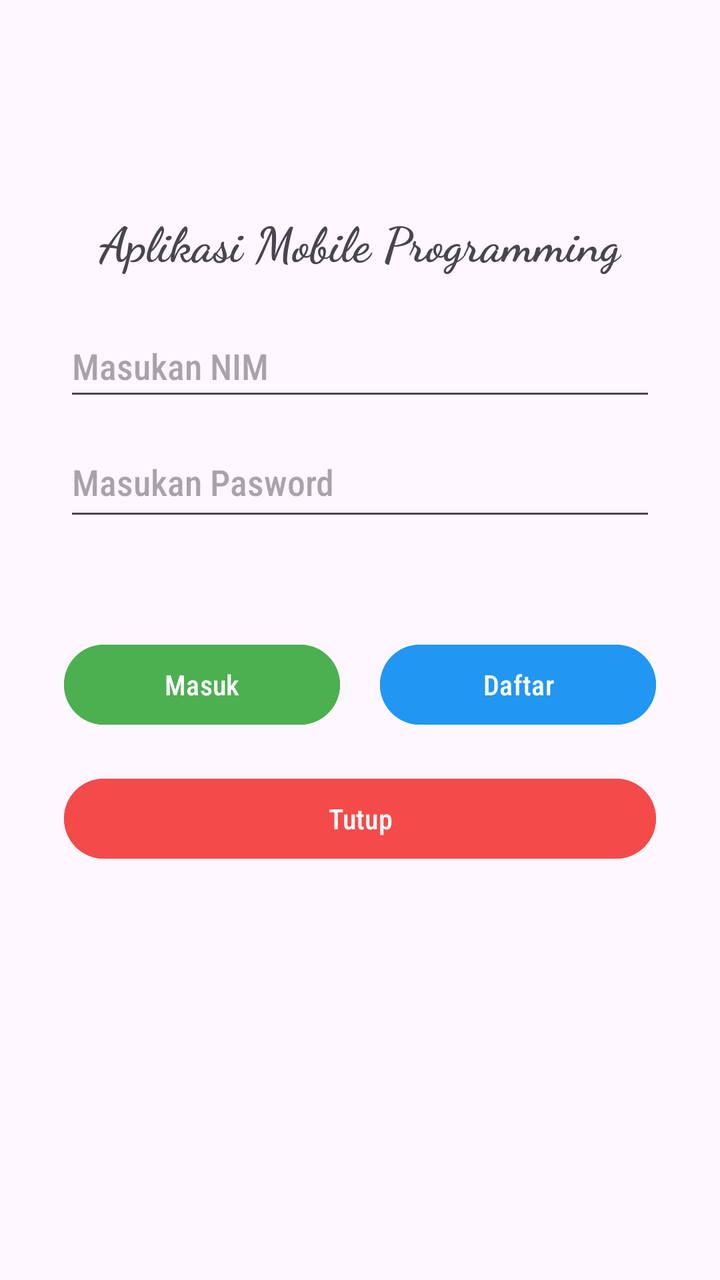
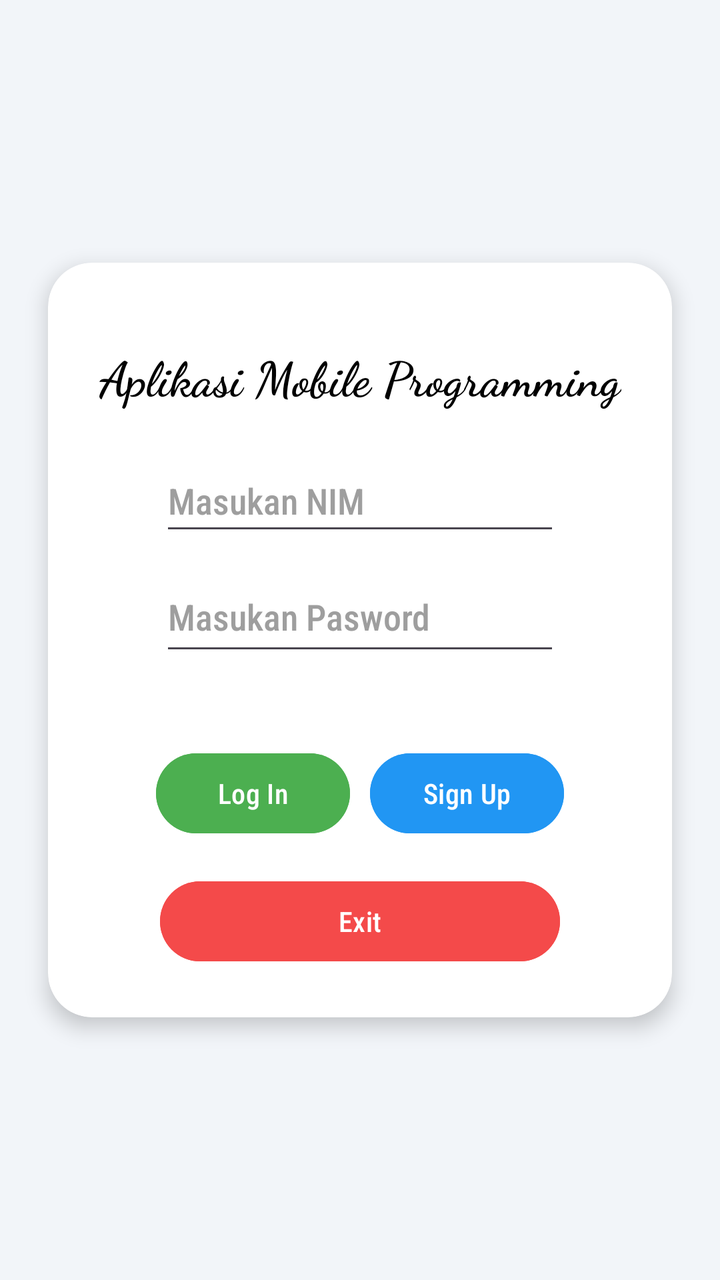

An Android layout rendered at two revisions. The XML below is the earlier revision; the diff shows what the commit changed to produce the second picture.
<!-- AndroidManifest.xml: application theme Theme.PraktikumMP_G111240035_AgungSlametRiyadi -->
<!-- res/layout/activity_main.xml -->
<?xml version="1.0" encoding="utf-8"?>
<androidx.constraintlayout.widget.ConstraintLayout xmlns:android="http://schemas.android.com/apk/res/android"
    xmlns:app="http://schemas.android.com/apk/res-auto"
    xmlns:tools="http://schemas.android.com/tools"
    android:id="@+id/main"
    android:layout_width="match_parent"
    android:layout_height="match_parent"
    tools:context=".MainActivity">

    <TextView
        android:id="@+id/textjudul1"
        android:layout_width="wrap_content"
        android:layout_height="wrap_content"
        android:layout_marginStart="32dp"
        android:layout_marginTop="104dp"
        android:layout_marginEnd="32dp"
        android:fontFamily="cursive"
        android:text="Aplikasi Mobile Programming"
        android:textAlignment="center"
        android:textSize="24sp"
        android:textStyle="bold"
        app:layout_constraintEnd_toEndOf="parent"
        app:layout_constraintStart_toStartOf="parent"
        app:layout_constraintTop_toTopOf="parent" />

    <EditText
        android:id="@+id/inputNIM"
        android:layout_width="0dp"
        android:layout_height="48dp"
        android:layout_marginStart="32dp"
        android:layout_marginTop="20dp"
        android:layout_marginEnd="32dp"
        android:ems="10"
        android:fontFamily="sans-serif-condensed-medium"
        android:hint="Masukan NIM"
        android:inputType="text"
        app:layout_constraintEnd_toEndOf="parent"
        app:layout_constraintStart_toStartOf="parent"
        app:layout_constraintTop_toBottomOf="@+id/textjudul1" />

    <EditText
        android:id="@+id/inputPassword"
        android:layout_width="0dp"
        android:layout_height="52dp"
        android:layout_marginStart="32dp"
        android:layout_marginTop="8dp"
        android:layout_marginEnd="32dp"
        android:ems="10"
        android:fontFamily="sans-serif-condensed-medium"
        android:hint="Masukan Pasword"
        android:inputType="textPassword"
        app:layout_constraintEnd_toEndOf="parent"
        app:layout_constraintStart_toStartOf="parent"
        app:layout_constraintTop_toBottomOf="@+id/inputNIM"
        tools:ignore="SpeakableTextPresentCheck" />

    <Button
        android:id="@+id/btnMasuk"
        android:layout_width="0dp"
        android:layout_height="wrap_content"
        android:layout_marginStart="32dp"
        android:layout_marginTop="53dp"
        android:layout_marginEnd="10dp"
        android:backgroundTint="#4CAF50"
        android:fontFamily="sans-serif-condensed-medium"
        android:text="Masuk"
        app:iconTint="#4CAF50"
        app:layout_constraintEnd_toStartOf="@+id/btnDaftar"
        app:layout_constraintStart_toStartOf="parent"
        app:layout_constraintTop_toBottomOf="@+id/inputPassword" />

    <Button
        android:id="@+id/btnDaftar"
        android:layout_width="0dp"
        android:layout_height="wrap_content"
        android:layout_marginStart="10dp"
        android:layout_marginTop="53dp"
        android:layout_marginEnd="32dp"
        android:backgroundTint="#2196F3"
        android:fontFamily="sans-serif-condensed-medium"
        android:text="Daftar"
        app:layout_constraintEnd_toEndOf="parent"
        app:layout_constraintStart_toEndOf="@+id/btnMasuk"
        app:layout_constraintTop_toBottomOf="@+id/inputPassword" />

    <Button
        android:id="@+id/btnTutup"
        android:layout_width="0dp"
        android:layout_height="wrap_content"
        android:layout_marginStart="32dp"
        android:layout_marginTop="19dp"
        android:layout_marginEnd="32dp"
        android:backgroundTint="#F44A4A"
        android:fontFamily="sans-serif-condensed-medium"
        android:text="Tutup"
        app:layout_constraintEnd_toEndOf="parent"
        app:layout_constraintStart_toStartOf="parent"
        app:layout_constraintTop_toBottomOf="@+id/btnDaftar" />

</androidx.constraintlayout.widget.ConstraintLayout>
<!-- resources referenced by this layout -->
<resources>
  <style name="Theme.PraktikumMP_G111240035_AgungSlametRiyadi" parent="Base.Theme.PraktikumMP_G111240035_AgungSlametRiyadi" />
  <style name="Base.Theme.PraktikumMP_G111240035_AgungSlametRiyadi" parent="Theme.Material3.DayNight.NoActionBar">
          
          
      </style>
</resources>

<!-- the commit's change to res/layout/activity_main.xml (unified diff, before → after) -->
@@ -1,100 +1,132 @@
 <?xml version="1.0" encoding="utf-8"?>
-<androidx.constraintlayout.widget.ConstraintLayout xmlns:android="http://schemas.android.com/apk/res/android"
+<androidx.constraintlayout.widget.ConstraintLayout
+    xmlns:android="http://schemas.android.com/apk/res/android"
     xmlns:app="http://schemas.android.com/apk/res-auto"
     xmlns:tools="http://schemas.android.com/tools"
     android:id="@+id/main"
     android:layout_width="match_parent"
     android:layout_height="match_parent"
+    android:background="#F2F5F9"
     tools:context=".MainActivity">
 
-    <TextView
-        android:id="@+id/textjudul1"
-        android:layout_width="wrap_content"
-        android:layout_height="wrap_content"
-        android:layout_marginStart="32dp"
-        android:layout_marginTop="104dp"
-        android:layout_marginEnd="32dp"
-        android:fontFamily="cursive"
-        android:text="Aplikasi Mobile Programming"
-        android:textAlignment="center"
-        android:textSize="24sp"
-        android:textStyle="bold"
-        app:layout_constraintEnd_toEndOf="parent"
-        app:layout_constraintStart_toStartOf="parent"
-        app:layout_constraintTop_toTopOf="parent" />
-
-    <EditText
-        android:id="@+id/inputNIM"
-        android:layout_width="0dp"
-        android:layout_height="48dp"
-        android:layout_marginStart="32dp"
-        android:layout_marginTop="20dp"
-        android:layout_marginEnd="32dp"
-        android:ems="10"
-        android:fontFamily="sans-serif-condensed-medium"
-        android:hint="Masukan NIM"
-        android:inputType="text"
-        app:layout_constraintEnd_toEndOf="parent"
-        app:layout_constraintStart_toStartOf="parent"
-        app:layout_constraintTop_toBottomOf="@+id/textjudul1" />
-
-    <EditText
-        android:id="@+id/inputPassword"
-        android:layout_width="0dp"
-        android:layout_height="52dp"
-        android:layout_marginStart="32dp"
-        android:layout_marginTop="8dp"
-        android:layout_marginEnd="32dp"
-        android:ems="10"
-        android:fontFamily="sans-serif-condensed-medium"
-        android:hint="Masukan Pasword"
-        android:inputType="textPassword"
-        app:layout_constraintEnd_toEndOf="parent"
-        app:layout_constraintStart_toStartOf="parent"
-        app:layout_constraintTop_toBottomOf="@+id/inputNIM"
-        tools:ignore="SpeakableTextPresentCheck" />
-
-    <Button
-        android:id="@+id/btnMasuk"
+    
+    <androidx.cardview.widget.CardView
+        android:id="@+id/cardLogin"
         android:layout_width="0dp"
         android:layout_height="wrap_content"
-        android:layout_marginStart="32dp"
-        android:layout_marginTop="53dp"
-        android:layout_marginEnd="10dp"
-        android:backgroundTint="#4CAF50"
-        android:fontFamily="sans-serif-condensed-medium"
-        android:text="Masuk"
-        app:iconTint="#4CAF50"
-        app:layout_constraintEnd_toStartOf="@+id/btnDaftar"
+        android:layout_margin="24dp"
+        app:cardCornerRadius="22dp"
+        app:cardElevation="6dp"
+        app:cardBackgroundColor="#FFFFFF"
+        app:layout_constraintTop_toTopOf="parent"
+        app:layout_constraintBottom_toBottomOf="parent"
         app:layout_constraintStart_toStartOf="parent"
-        app:layout_constraintTop_toBottomOf="@+id/inputPassword" />
+        app:layout_constraintEnd_toEndOf="parent">
 
-    <Button
-        android:id="@+id/btnDaftar"
-        android:layout_width="0dp"
-        android:layout_height="wrap_content"
-        android:layout_marginStart="10dp"
-        android:layout_marginTop="53dp"
-        android:layout_marginEnd="32dp"
-        android:backgroundTint="#2196F3"
-        android:fontFamily="sans-serif-condensed-medium"
-        android:text="Daftar"
-        app:layout_constraintEnd_toEndOf="parent"
-        app:layout_constraintStart_toEndOf="@+id/btnMasuk"
-        app:layout_constraintTop_toBottomOf="@+id/inputPassword" />
+        
+        <androidx.constraintlayout.widget.ConstraintLayout
+            android:layout_width="match_parent"
+            android:layout_height="wrap_content"
+            android:padding="24dp">
 
-    <Button
-        android:id="@+id/btnTutup"
-        android:layout_width="0dp"
-        android:layout_height="wrap_content"
-        android:layout_marginStart="32dp"
-        android:layout_marginTop="19dp"
-        android:layout_marginEnd="32dp"
-        android:backgroundTint="#F44A4A"
-        android:fontFamily="sans-serif-condensed-medium"
-        android:text="Tutup"
-        app:layout_constraintEnd_toEndOf="parent"
-        app:layout_constraintStart_toStartOf="parent"
-        app:layout_constraintTop_toBottomOf="@+id/btnDaftar" />
+            <TextView
+                android:id="@+id/textjudul1"
+                android:layout_width="wrap_content"
+                android:layout_height="wrap_content"
+                android:layout_marginStart="32dp"
+                android:layout_marginTop="16dp"
+                android:layout_marginEnd="32dp"
+                android:fontFamily="cursive"
+                android:text="Aplikasi Mobile Programming"
+                android:textAlignment="center"
+                android:textColor="#000000"
+                android:textSize="24sp"
+                android:textStyle="bold"
+                app:layout_constraintEnd_toEndOf="parent"
+                app:layout_constraintStart_toStartOf="parent"
+                app:layout_constraintTop_toTopOf="parent" />
+
+            <EditText
+                android:id="@+id/inputNIM"
+                android:layout_width="0dp"
+                android:layout_height="48dp"
+                android:layout_marginStart="32dp"
+                android:layout_marginTop="20dp"
+                android:layout_marginEnd="32dp"
+                android:ems="10"
+                android:fontFamily="sans-serif-condensed-medium"
+                android:hint="Masukan NIM"
+                android:inputType="text"
+                android:textColor="#000000"
+                android:textColorHint="#9E9E9E"
+                app:layout_constraintEnd_toEndOf="parent"
+                app:layout_constraintStart_toStartOf="parent"
+                app:layout_constraintTop_toBottomOf="@+id/textjudul1" />
+
+            <EditText
+                android:id="@+id/inputPassword"
+                android:layout_width="0dp"
+                android:layout_height="52dp"
+                android:layout_marginStart="32dp"
+                android:layout_marginTop="8dp"
+                android:layout_marginEnd="32dp"
+                android:ems="10"
+                android:fontFamily="sans-serif-condensed-medium"
+                android:hint="Masukan Pasword"
+                android:inputType="textPassword"
+                android:textColor="#000000"
+                android:textColorHint="#9E9E9E"
+                app:layout_constraintEnd_toEndOf="parent"
+                app:layout_constraintStart_toStartOf="parent"
+                app:layout_constraintTop_toBottomOf="@+id/inputNIM"
+                tools:ignore="SpeakableTextPresentCheck" />
+
+            <Button
+                android:id="@+id/btnMasuk"
+                android:layout_width="0dp"
+                android:layout_height="wrap_content"
+                android:layout_marginStart="30dp"
+                android:layout_marginTop="40dp"
+                android:layout_marginEnd="5dp"
+                android:backgroundTint="#4CAF50"
+                android:fontFamily="sans-serif-condensed-medium"
+                android:text="Log In"
+                android:textColor="#FFFFFF"
+                app:layout_constraintEnd_toStartOf="@+id/btnDaftar"
+                app:layout_constraintStart_toStartOf="parent"
+                app:layout_constraintTop_toBottomOf="@+id/inputPassword" />
+
+            <Button
+                android:id="@+id/btnDaftar"
+                android:layout_width="0dp"
+                android:layout_height="wrap_content"
+                android:layout_marginStart="5dp"
+                android:layout_marginTop="40dp"
+                android:layout_marginEnd="30dp"
+                android:backgroundTint="#2196F3"
+                android:fontFamily="sans-serif-condensed-medium"
+                android:text="Sign Up"
+                android:textColor="#FFFFFF"
+                app:layout_constraintEnd_toEndOf="parent"
+                app:layout_constraintStart_toEndOf="@+id/btnMasuk"
+                app:layout_constraintTop_toBottomOf="@+id/inputPassword" />
+
+            <Button
+                android:id="@+id/btnTutup"
+                android:layout_width="0dp"
+                android:layout_height="wrap_content"
+                android:layout_marginStart="32dp"
+                android:layout_marginTop="16dp"
+                android:layout_marginEnd="32dp"
+                android:backgroundTint="#F44A4A"
+                android:fontFamily="sans-serif-condensed-medium"
+                android:text="Exit"
+                android:textColor="#FFFFFF"
+                app:layout_constraintEnd_toEndOf="parent"
+                app:layout_constraintStart_toStartOf="parent"
+                app:layout_constraintTop_toBottomOf="@+id/btnDaftar" />
+
+        </androidx.constraintlayout.widget.ConstraintLayout>
+    </androidx.cardview.widget.CardView>
 
 </androidx.constraintlayout.widget.ConstraintLayout>
